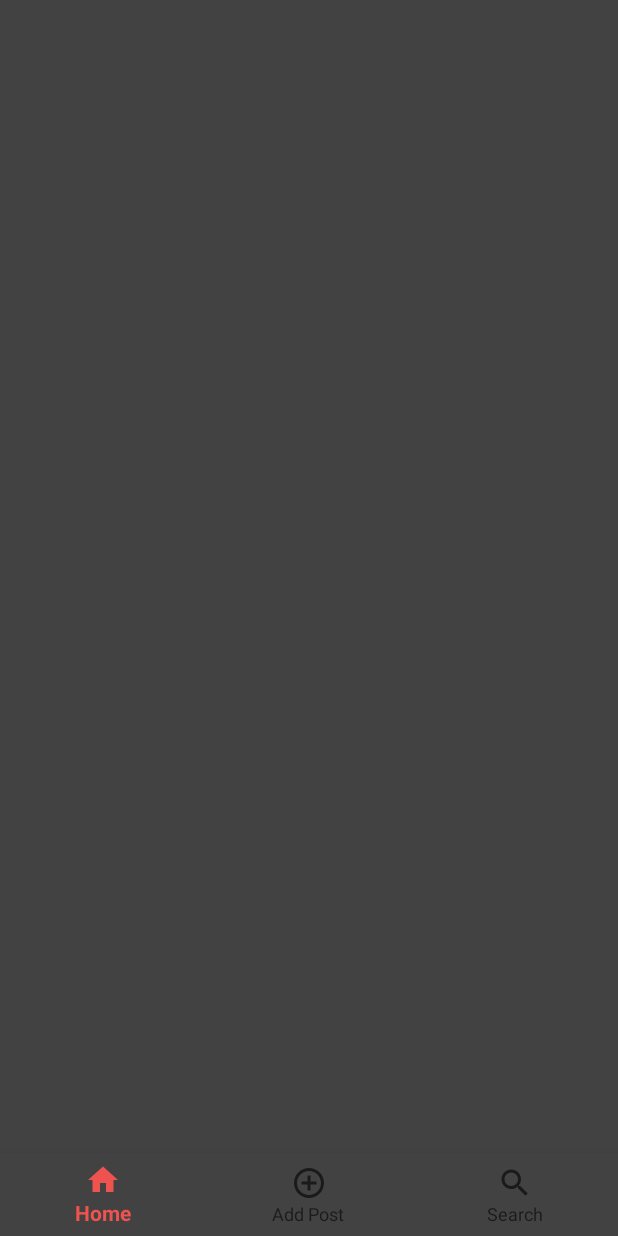
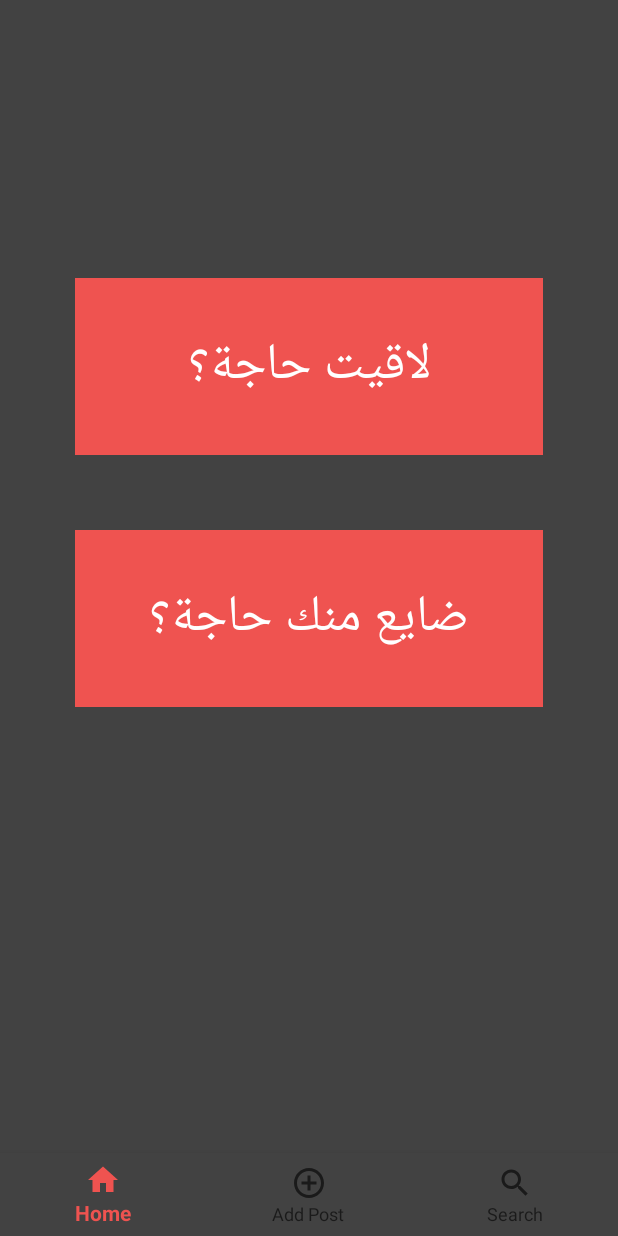
Before and after one commit to OmarShafei-coder/Hatholy, an Android app: the screen it shows after launch (MainActivity), on a phone screen of 412 x 824 dp. Before the commit the screen is almost empty. Run offline under Robolectric (Android 15) with nearby library versions, the phone set to English and light mode, and no system bars; our stand-ins replace navigation-ui.

Commit message:
implement the Home fragment

```diff
--- a/app/src/main/java/com/omarshafei/hatholy/ui/home/HomeFragment.java
+++ b/app/src/main/java/com/omarshafei/hatholy/ui/home/HomeFragment.java
@@ -9,17 +9,35 @@ import android.widget.TextView;
 import androidx.annotation.NonNull;
 import androidx.fragment.app.Fragment;
 
+import com.google.android.material.bottomnavigation.BottomNavigationView;
 import com.omarshafei.hatholy.R;
 
 public class HomeFragment extends Fragment {
 
+    private TextView textView;
+    private TextView textView2;
+    private BottomNavigationView mBottomNavigationView;
 
     public View onCreateView(@NonNull LayoutInflater inflater,
                              ViewGroup container, Bundle savedInstanceState) {
 
         View root = inflater.inflate(R.layout.fragment_home, container, false);
-        final TextView textView = root.findViewById(R.id.text_home);
-
+        textView = root.findViewById(R.id.textView);
+        textView2 = root.findViewById(R.id.textView2);
+        mBottomNavigationView = requireActivity().findViewById(R.id.nav_view);
+        //open the fragment programmatically
+        textView.setOnClickListener(new View.OnClickListener() {
+            @Override
+            public void onClick(View view) {
+                mBottomNavigationView.setSelectedItemId(R.id.navigation_add_post);
+            }
+        });
+        textView2.setOnClickListener(new View.OnClickListener() {
+            @Override
+            public void onClick(View view) {
+                mBottomNavigationView.setSelectedItemId(R.id.navigation_search);
+            }
+        });
         return root;
     }
 }
--- /dev/null
+++ b/app/src/main/res/drawable/rounded_background.xml
@@ -0,0 +1,10 @@
+<?xml version="1.0" encoding="utf-8"?>
+<shape xmlns:android="http://schemas.android.com/apk/res/android"
+    android:shape="rectangle">
+    <solid android:color="@color/cardview_dark_background" />
+    <corners android:radius="10dp" />
+    <stroke
+        android:width="2dp"
+        android:color="#FCC8C3C3" />
+
+</shape>
--- a/app/src/main/res/layout/fragment_add_post.xml
+++ b/app/src/main/res/layout/fragment_add_post.xml
@@ -26,7 +26,7 @@
             android:layout_width="match_parent"
             android:layout_height="wrap_content"
             android:layout_marginTop="8dp"
-            android:background="@drawable/rounded_background"
+            android:background="@drawable/stroke_background"
             android:ems="10"
             android:gravity="center"
             android:hint="الرقم"
@@ -53,7 +53,7 @@
             android:layout_width="match_parent"
             android:layout_height="40dp"
             android:layout_marginTop="8dp"
-            android:background="@drawable/rounded_background"
+            android:background="@drawable/stroke_background"
             app:layout_constraintRight_toRightOf="parent"
             app:layout_constraintTop_toBottomOf="@id/missing_text_view" />
 
--- a/app/src/main/res/layout/fragment_home.xml
+++ b/app/src/main/res/layout/fragment_home.xml
@@ -4,19 +4,39 @@
     xmlns:tools="http://schemas.android.com/tools"
     android:layout_width="match_parent"
     android:layout_height="match_parent"
+    android:orientation="vertical"
     tools:context=".ui.home.HomeFragment">
 
     <TextView
-        android:id="@+id/text_home"
+        android:id="@+id/textView"
         android:layout_width="match_parent"
         android:layout_height="wrap_content"
-        android:layout_marginStart="8dp"
-        android:layout_marginTop="8dp"
-        android:layout_marginEnd="8dp"
-        android:textAlignment="center"
-        android:textSize="20sp"
+        android:gravity="center"
+        android:layout_margin="50dp"
+        android:padding="30dp"
+        android:text="لاقيت حاجة؟"
+        android:textColor="@android:color/white"
+        android:background="@color/colorPrimary"
+        android:textAppearance="@style/TextAppearance.AppCompat.Display1"
+        app:layout_constraintBottom_toTopOf="@id/textView2"
+        app:layout_constraintRight_toRightOf="parent"
+        app:layout_constraintLeft_toLeftOf="parent" />
+
+    <TextView
+        android:id="@+id/textView2"
+        android:layout_width="match_parent"
+        android:layout_height="wrap_content"
+        android:layout_margin="50dp"
+        android:gravity="center"
+        android:padding="30dp"
+        android:text="ضايع منك حاجة؟"
+        android:textColor="@android:color/white"
+        android:background="@color/colorPrimary"
+        android:textAppearance="@style/TextAppearance.AppCompat.Display1"
+        app:layout_constraintTop_toTopOf="parent"
         app:layout_constraintBottom_toBottomOf="parent"
-        app:layout_constraintEnd_toEndOf="parent"
-        app:layout_constraintStart_toStartOf="parent"
-        app:layout_constraintTop_toTopOf="parent" />
+        app:layout_constraintLeft_toLeftOf="parent"
+        app:layout_constraintRight_toRightOf="parent"
+        />
+
 </androidx.constraintlayout.widget.ConstraintLayout>
--- a/app/src/main/res/layout/fragment_search.xml
+++ b/app/src/main/res/layout/fragment_search.xml
@@ -16,7 +16,7 @@
         android:layout_width="match_parent"
         android:layout_height="40dp"
         android:layout_marginVertical="8dp"
-        android:background="@drawable/rounded_background" />
+        android:background="@drawable/stroke_background" />
 
     <com.facebook.shimmer.ShimmerFrameLayout
         android:id="@+id/shimmer_view_container"
--- a/app/src/main/res/layout/post_item.xml
+++ b/app/src/main/res/layout/post_item.xml
@@ -6,7 +6,7 @@
     android:layout_height="wrap_content"
     android:orientation="vertical"
     android:layout_margin="8dp"
-    android:background="@drawable/rounded_background"
+    android:background="@drawable/stroke_background"
     app:layoutDescription="@xml/post_item_scene">
 
     <ImageView
--- a/app/src/main/res/menu/bottom_nav_menu.xml
+++ b/app/src/main/res/menu/bottom_nav_menu.xml
@@ -7,12 +7,12 @@
         android:title="@string/title_home" />
 
     <item
-        android:id="@+id/navigation_dashboard"
+        android:id="@+id/navigation_add_post"
         android:icon="@drawable/ic_baseline_add_circle_outline_24"
         android:title="@string/title_post" />
 
     <item
-        android:id="@+id/navigation_notifications"
+        android:id="@+id/navigation_search"
         android:icon="@drawable/ic_baseline_search_24"
         android:title="@string/title_search" />
 
--- a/app/src/main/res/navigation/mobile_navigation.xml
+++ b/app/src/main/res/navigation/mobile_navigation.xml
@@ -12,13 +12,13 @@
         tools:layout="@layout/fragment_home" />
 
     <fragment
-        android:id="@+id/navigation_dashboard"
+        android:id="@+id/navigation_add_post"
         android:name="com.omarshafei.hatholy.ui.AddPost.AddPostFragment"
         android:label="@string/title_post"
         tools:layout="@layout/fragment_add_post" />
 
     <fragment
-        android:id="@+id/navigation_notifications"
+        android:id="@+id/navigation_search"
         android:name="com.omarshafei.hatholy.ui.Search.SearchFragment"
         android:label="@string/title_search"
         tools:layout="@layout/fragment_search" />
```
Also changed, not shown: app/src/main/res/drawable-v24/stroke_background.xml (renamed from app/src/main/res/drawable-v24/rounded_background.xml).
